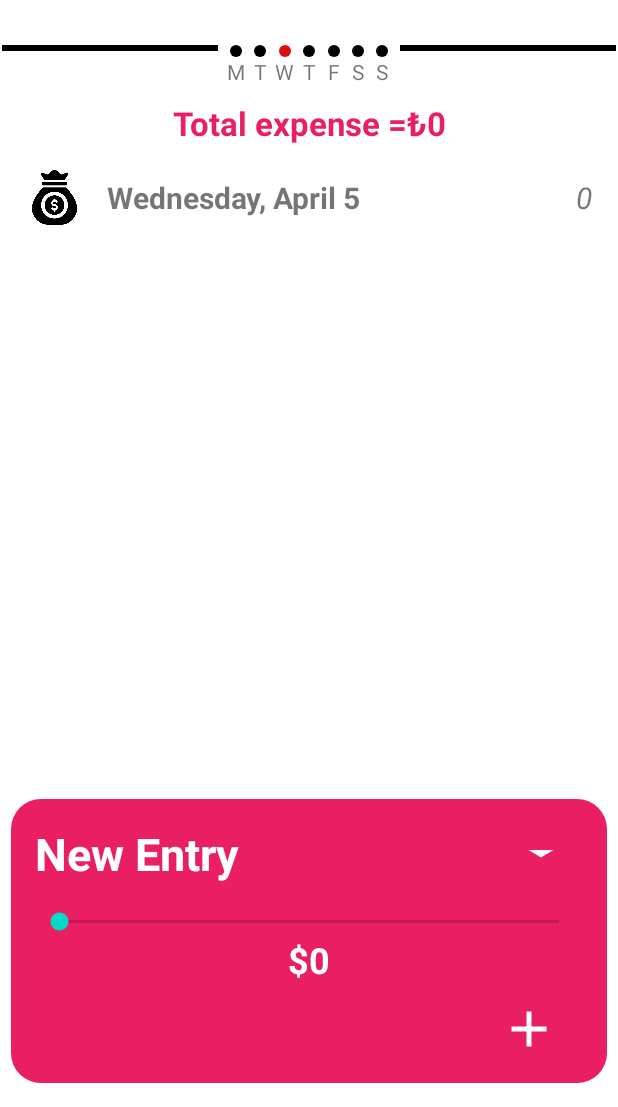
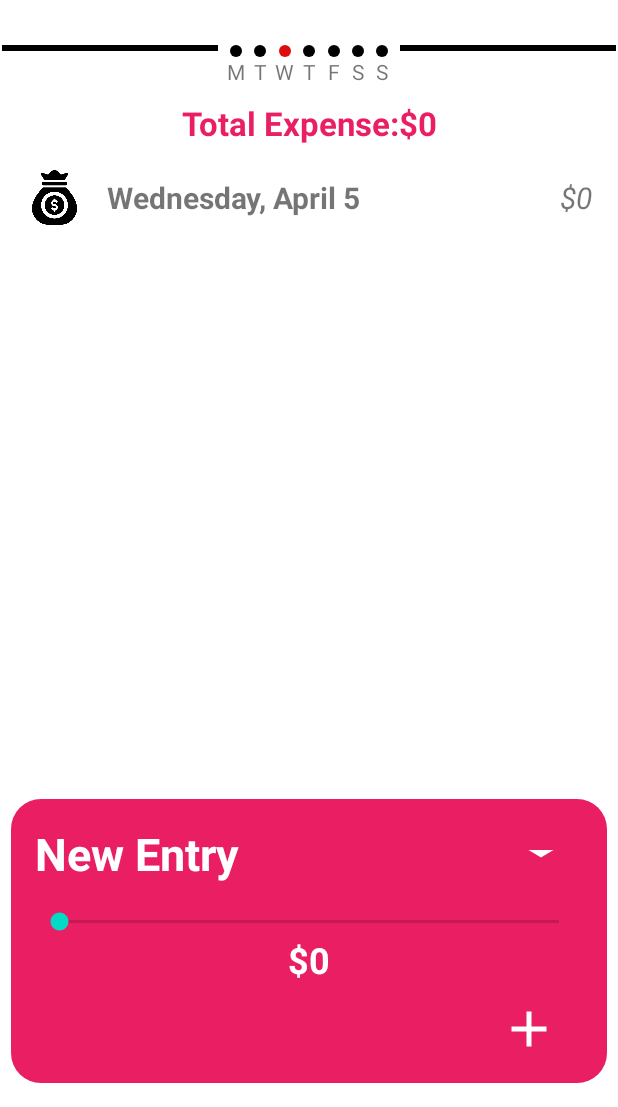
Before and after one commit to ozancanguz/Expense-Tracker, an Android app: the screen it shows after launch (MainActivity), after a tap on "Add Icon", on a phone screen of 412 x 824 dp, the part 129-1236 px from its top. Run offline under Robolectric (Android 15) with nearby library versions, the phone set to English and light mode, and no system bars; our stand-ins replace Dagger/Hilt's generated code, Room's generated code; 2 other taps on this screen came first.

```diff
--- a/app/src/main/java/com/example/expense_tracker/adapters/ExpenseListAdapter.kt
+++ b/app/src/main/java/com/example/expense_tracker/adapters/ExpenseListAdapter.kt
@@ -14,7 +14,7 @@ class ExpenseListAdapter: RecyclerView.Adapter<ExpenseListAdapter.ExpenseViewHol
         fun bind(expense: Expense) {
             binding.apply {
                 dateTv.text = expense.date
-                itemPrice.text = expense.price.toInt().toString()
+                itemPrice.text = "$"+expense.price.toInt().toString()
             }
         }
     }
--- a/app/src/main/java/com/example/expense_tracker/ui/fragments/ListFragment.kt
+++ b/app/src/main/java/com/example/expense_tracker/ui/fragments/ListFragment.kt
@@ -32,6 +32,9 @@ class ListFragment : Fragment() {
     private val listviewmodel:ListViewModel by viewModels()
 
     private val expenseListadapter=ExpenseListAdapter()
+
+    private var totalExpense: Int = 0
+
 
 
     override fun onCreateView(
@@ -70,6 +73,9 @@ class ListFragment : Fragment() {
     private fun observeExpenseLiveData() {
         listviewmodel.expenseList.observe(viewLifecycleOwner, Observer {
             expenseListadapter.setData(it)
+
+            totalExpense = it.sumOf { it.price }
+            binding.totalExpenseText.text = "Total Expense:"+ "$$totalExpense"
         })
     }
 
@@ -91,7 +97,7 @@ class ListFragment : Fragment() {
 
             override fun onProgressChanged(seekBar: SeekBar?, progress: Int, fromUser: Boolean) {
                 // Update the text view with the seekbar progress
-                seekbarTextView.text = "$progress"
+                seekbarTextView.text = "$"+"$progress"
             }
 
             override fun onStartTrackingTouch(seekBar: SeekBar?) {
@@ -114,6 +120,10 @@ class ListFragment : Fragment() {
             val expense=Expense(0,formattedDate,currentProgress.toInt())
             listviewmodel.insertExpense(expense)
             Log.d("viewmodel",""+expense)
+
+            totalExpense += expense.price
+            binding.totalExpenseText.text = "$$totalExpense"
+            Log.d("viewmodel", "$expense, totalExpense: $$totalExpense")
 
         }
 
```
